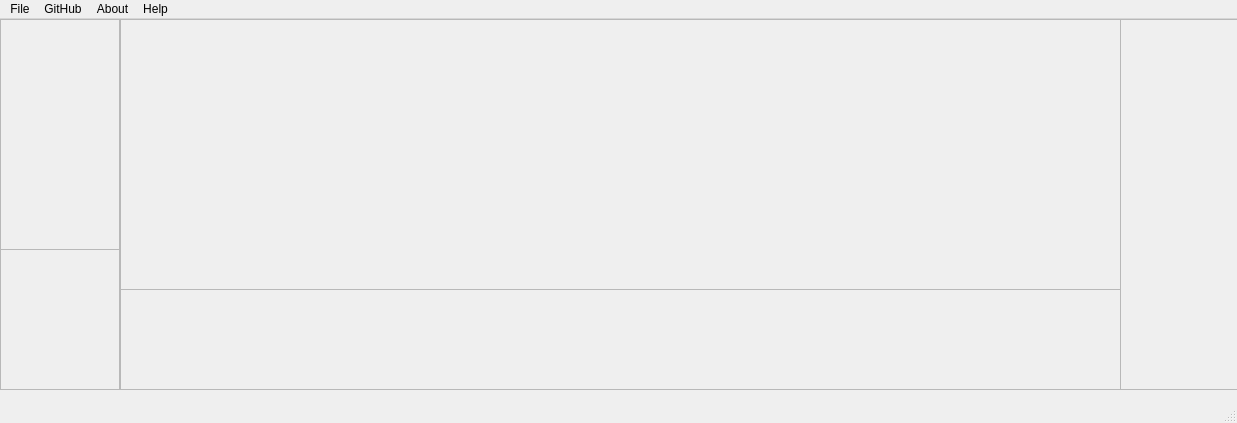
wbmsoft/WillEngine, file mainwindow.ui: the form before one commit.
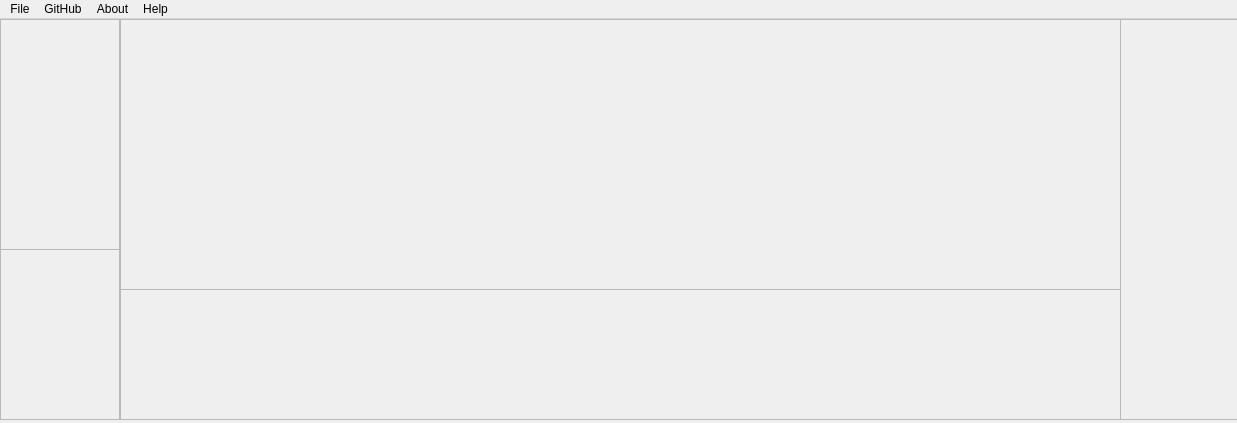
The form after the commit.

Commit message: Remove statusbar

Patch:
```diff
--- a/mainwindow.ui
+++ b/mainwindow.ui
@@ -36,7 +36,7 @@
       <x>0</x>
       <y>230</y>
       <width>120</width>
-      <height>141</height>
+      <height>171</height>
      </rect>
     </property>
     <property name="frameShape">
@@ -52,7 +52,7 @@
       <x>1120</x>
       <y>0</y>
       <width>120</width>
-      <height>371</height>
+      <height>401</height>
      </rect>
     </property>
     <property name="frameShape">
@@ -68,7 +68,7 @@
       <x>120</x>
       <y>270</y>
       <width>1001</width>
-      <height>101</height>
+      <height>131</height>
      </rect>
     </property>
     <property name="frameShape">
@@ -132,7 +132,6 @@
    <addaction name="menuHelp"/>
    <addaction name="menuHelp_2"/>
   </widget>
-  <widget class="QStatusBar" name="statusbar"/>
   <action name="actionCreate_Project">
    <property name="text">
     <string>Create Project</string>
```
The commit also changes 1 other file.
